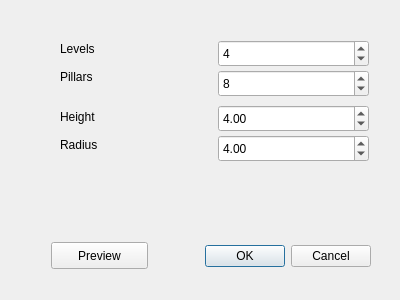
Old version of the form Parsip100/ParsipHaptics/DlgPizaModel.ui in the repository GraphicsEmpire/Parsip.
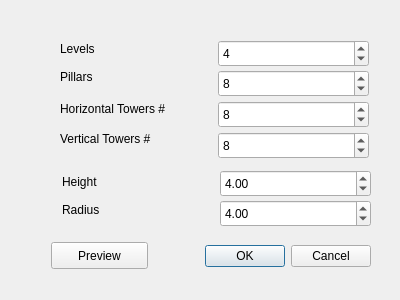
New version of the form.

What changed in the file:
```diff
--- a/Parsip100/ParsipHaptics/DlgPizaModel.ui
+++ b/Parsip100/ParsipHaptics/DlgPizaModel.ui
@@ -84,8 +84,8 @@
   <widget class="QLabel" name="label_3">
    <property name="geometry">
     <rect>
-     <x>60</x>
-     <y>108</y>
+     <x>62</x>
+     <y>173</y>
      <width>67</width>
      <height>17</height>
     </rect>
@@ -97,8 +97,8 @@
   <widget class="QDoubleSpinBox" name="sbHeight">
    <property name="geometry">
     <rect>
-     <x>218</x>
-     <y>105</y>
+     <x>220</x>
+     <y>170</y>
      <width>151</width>
      <height>27</height>
     </rect>
@@ -123,8 +123,8 @@
   <widget class="QLabel" name="label_4">
    <property name="geometry">
     <rect>
-     <x>60</x>
-     <y>136</y>
+     <x>62</x>
+     <y>201</y>
      <width>67</width>
      <height>17</height>
     </rect>
@@ -136,8 +136,8 @@
   <widget class="QDoubleSpinBox" name="sbRadius">
    <property name="geometry">
     <rect>
-     <x>218</x>
-     <y>135</y>
+     <x>220</x>
+     <y>200</y>
      <width>151</width>
      <height>27</height>
     </rect>
@@ -146,6 +146,58 @@
     <double>4.000000000000000</double>
    </property>
   </widget>
+  <widget class="QSpinBox" name="sbHTowers">
+   <property name="geometry">
+    <rect>
+     <x>218</x>
+     <y>101</y>
+     <width>151</width>
+     <height>27</height>
+    </rect>
+   </property>
+   <property name="value">
+    <number>8</number>
+   </property>
+  </widget>
+  <widget class="QLabel" name="label_5">
+   <property name="geometry">
+    <rect>
+     <x>60</x>
+     <y>100</y>
+     <width>121</width>
+     <height>17</height>
+    </rect>
+   </property>
+   <property name="text">
+    <string>Horizontal Towers #</string>
+   </property>
+  </widget>
+  <widget class="QLabel" name="label_6">
+   <property name="geometry">
+    <rect>
+     <x>60</x>
+     <y>130</y>
+     <width>131</width>
+     <height>17</height>
+    </rect>
+   </property>
+   <property name="text">
+    <string>Vertical Towers #</string>
+   </property>
+  </widget>
+  <widget class="QSpinBox" name="sbVTowers">
+   <property name="geometry">
+    <rect>
+     <x>218</x>
+     <y>132</y>
+     <width>151</width>
+     <height>27</height>
+    </rect>
+   </property>
+   <property name="value">
+    <number>8</number>
+   </property>
+  </widget>
  </widget>
  <resources/>
  <connections>
```
